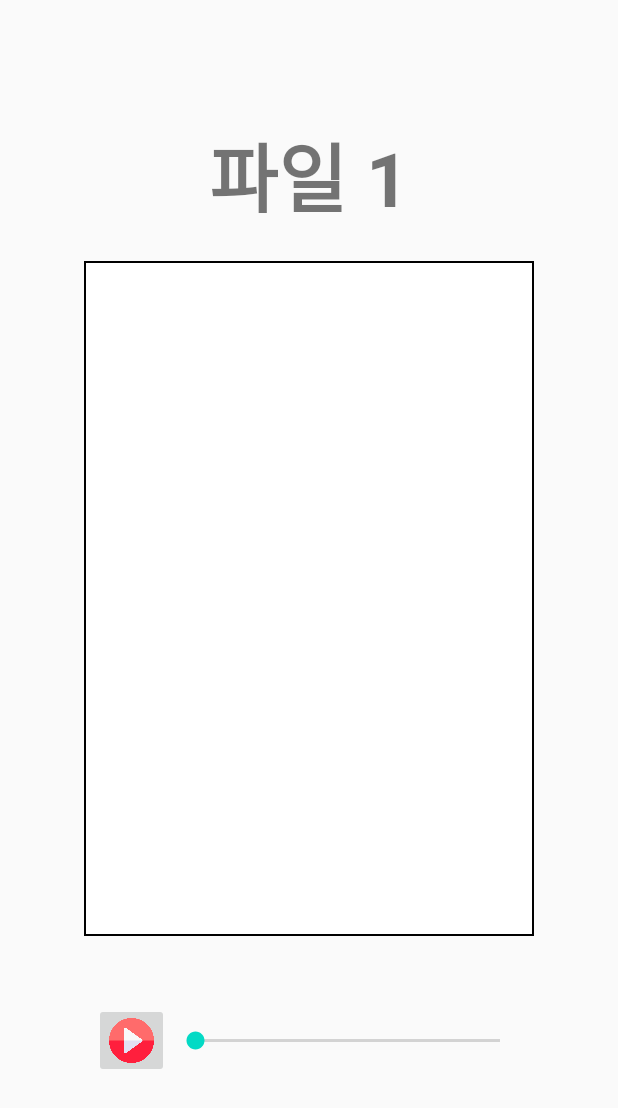
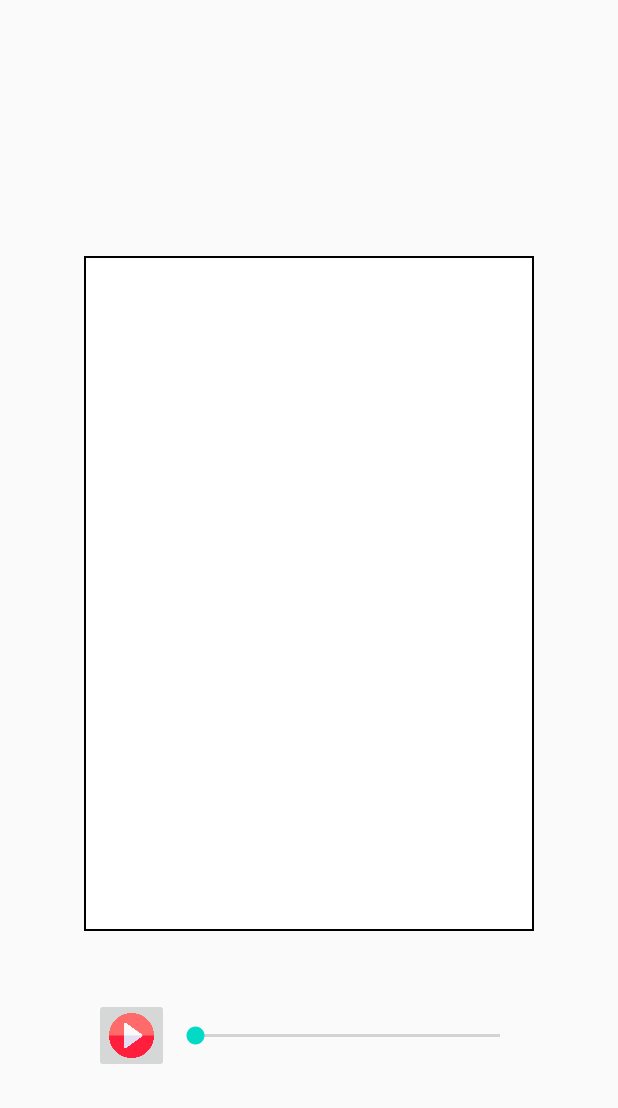
Before and after one commit to acisliver/Easy-android, an Android app: the fragment KeywordTime shown on its own in the app's theme, on a phone screen of 412 x 824 dp. Shown: the top 1108 px of the screen. Run offline under Robolectric (Android 15) with nearby library versions, the phone set to English and light mode, and no system bars.

Commit message:
delete_file1

```diff
--- a/app/src/main/res/layout/activity_keyword_time.xml
+++ b/app/src/main/res/layout/activity_keyword_time.xml
@@ -11,7 +11,6 @@
         android:layout_marginBottom="20dp"
         android:layout_width="wrap_content"
         android:layout_height="wrap_content"
-        android:text="파일 1"
         android:textStyle="bold"
         android:textSize="50dp"/>
     <TextView
```
